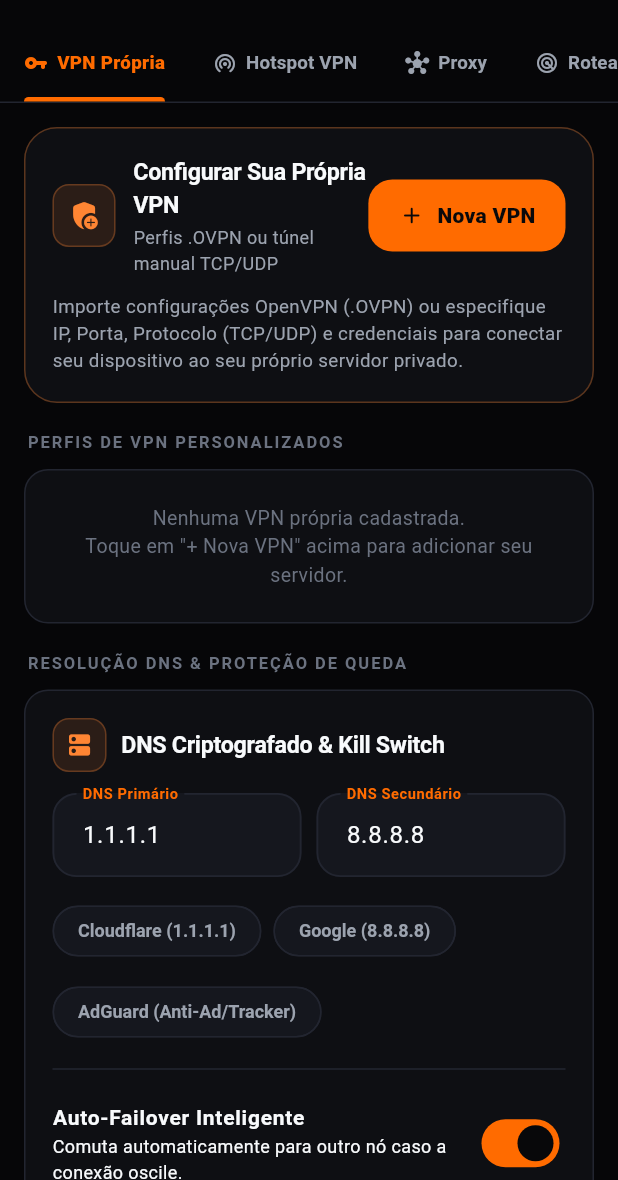
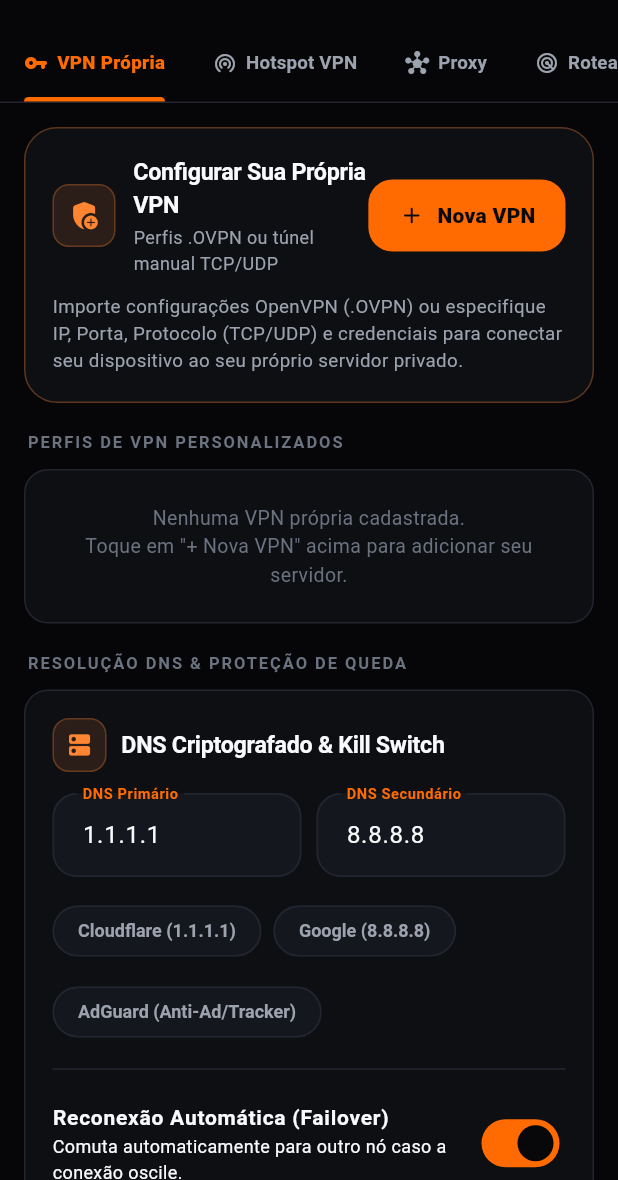
Before and after one commit to D-H-O-R-A/NOrange, a Flutter app: the screen it shows after launch, after a tap on the "tune" icon, on a phone screen of 412 x 824 dp, the part 56-1236 px from its top. Run offline on Flutter 3.47's test engine with Material 3 defaults, Android fonts, the phone set to English and light mode, and no system bars; our stand-ins replace csv, firebase_core, firebase_remote_config, get, google_mobile_ads, hive_flutter and 1 more; accounts and stored records are empty; network calls fail.

Commit message:
docs: clean up documentation and refactor internal nomenclature

```diff
--- a/lib/controllers/home_controller.dart
+++ b/lib/controllers/home_controller.dart
@@ -661,7 +661,7 @@ class HomeController extends GetxController {
     } catch (e) {
       isSmartConnecting.value = false;
       statusHint.value = '';
-      MyDialogs.error(msg: 'Falha ao buscar servidor inteligente.');
+      MyDialogs.error(msg: 'Falha ao buscar servidor com menor latência.');
     }
   }
 
--- a/lib/helpers/pref.dart
+++ b/lib/helpers/pref.dart
@@ -212,7 +212,7 @@ class Pref {
     }
   }
 
-  // for storing user preference for floating assistant widget
+  // for storing user preference for floating widget
   static bool get floatingWidgetEnabled =>
       _box.get('floatingWidgetEnabled') == true;
   static set floatingWidgetEnabled(bool v) =>
--- a/lib/screens/advanced_settings_screen.dart
+++ b/lib/screens/advanced_settings_screen.dart
@@ -299,7 +299,7 @@ class _AdvancedSettingsScreenState extends State<AdvancedSettingsScreen>
               _buildProxyCenterTab(isDark),
               _buildWifiRouterAndRadarTab(isDark),
               _buildAntiSpywareTab(isDark),
-              _buildFloatingAssistantAndPrivacyTab(isDark),
+              _buildFloatingWidgetAndPrivacyTab(isDark),
             ],
           ),
           NOrangeFloatingWidget(controller: _homeController),
@@ -536,7 +536,7 @@ class _AdvancedSettingsScreenState extends State<AdvancedSettingsScreen>
                 () => SwitchListTile(
                   contentPadding: EdgeInsets.zero,
                   title: const Text(
-                    'Auto-Failover Inteligente',
+                    'Reconexão Automática (Failover)',
                     style: TextStyle(fontWeight: FontWeight.w700, fontSize: 14),
                   ),
                   subtitle: const Text(
@@ -2400,7 +2400,7 @@ verb 3
   // ===========================================================================
   // TAB 6: WIDGET FLUTUANTE, VPN POR APP (COM LOGOS), MOCK GPS & CÂMERA VIRTUAL
   // ===========================================================================
-  Widget _buildFloatingAssistantAndPrivacyTab(bool isDark) {
+  Widget _buildFloatingWidgetAndPrivacyTab(bool isDark) {
     return Obx(
       () {
         final query = _appSearchQuery.value.trim().toLowerCase();
@@ -2415,7 +2415,7 @@ verb 3
           physics: const BouncingScrollPhysics(),
           padding: const EdgeInsets.all(16),
           children: [
-            // 1. Floating Assistant Overlay Bubble Card (NOrange Pod)
+            // 1. Floating Widget Overlay Card (NOrange Pod)
             HpSurface(
               padding: const EdgeInsets.all(18),
               borderRadius: HpRadius.lg,
```
Also changed, not shown: 1 other file.
